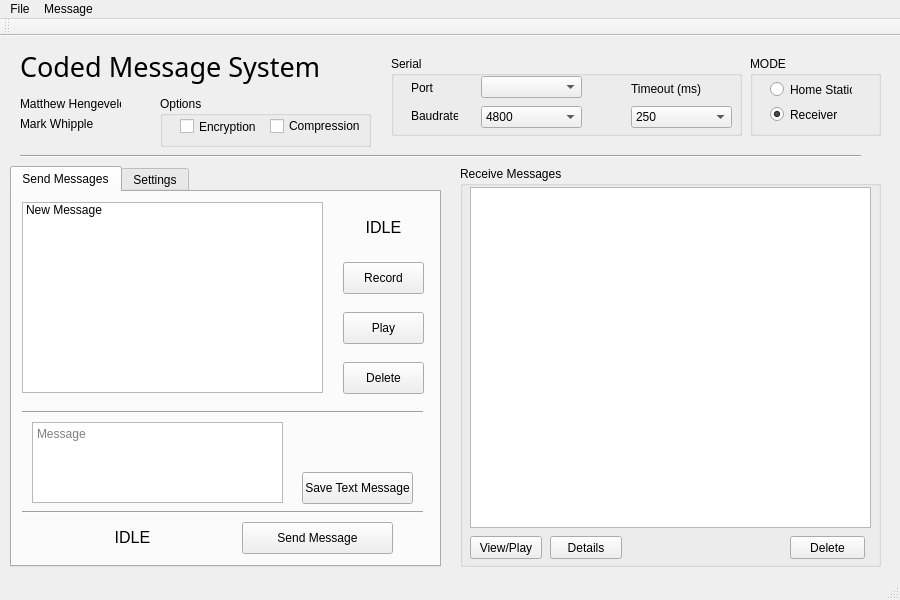
This is mainwindow.ui in Hengy/CMS as Qt 5 draws it before an edit. The edited form follows.
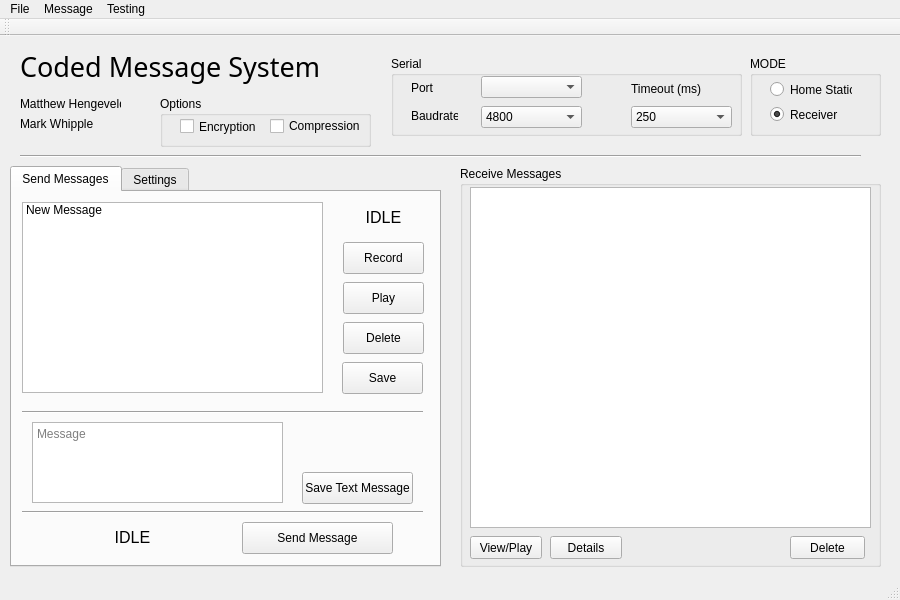
This is the edited form.

Diff of the .ui file:
```diff
--- a/mainwindow.ui
+++ b/mainwindow.ui
@@ -262,7 +262,7 @@
       <property name="geometry">
        <rect>
         <x>331</x>
-        <y>170</y>
+        <y>130</y>
         <width>81</width>
         <height>32</height>
        </rect>
@@ -275,7 +275,7 @@
       <property name="geometry">
        <rect>
         <x>331</x>
-        <y>120</y>
+        <y>90</y>
         <width>81</width>
         <height>32</height>
        </rect>
@@ -288,7 +288,7 @@
       <property name="geometry">
        <rect>
         <x>331</x>
-        <y>70</y>
+        <y>50</y>
         <width>81</width>
         <height>32</height>
        </rect>
@@ -301,7 +301,7 @@
       <property name="geometry">
        <rect>
         <x>321</x>
-        <y>20</y>
+        <y>10</y>
         <width>101</width>
         <height>31</height>
        </rect>
@@ -365,6 +365,19 @@
        <set>Qt::AlignCenter</set>
       </property>
      </widget>
+     <widget class="QPushButton" name="bttnSave">
+      <property name="geometry">
+       <rect>
+        <x>330</x>
+        <y>170</y>
+        <width>81</width>
+        <height>32</height>
+       </rect>
+      </property>
+      <property name="text">
+       <string>Save</string>
+      </property>
+     </widget>
     </widget>
     <widget class="QWidget" name="setTab">
      <attribute name="title">
@@ -801,8 +814,22 @@
     <addaction name="actionMessage_Details"/>
     <addaction name="actionDelete_Message"/>
    </widget>
+   <widget class="QMenu" name="menuTesting">
+    <property name="title">
+     <string>Testing</string>
+    </property>
+    <widget class="QMenu" name="menuTest_RS232">
+     <property name="title">
+      <string>Test RS232</string>
+     </property>
+     <addaction name="actionTest_1"/>
+     <addaction name="actionTest_2"/>
+    </widget>
+    <addaction name="menuTest_RS232"/>
+   </widget>
    <addaction name="menuCMS"/>
    <addaction name="menuMessage"/>
+   <addaction name="menuTesting"/>
   </widget>
   <widget class="QToolBar" name="mainToolBar">
    <attribute name="toolBarArea">
```
Left out of the diff: 16 changed lines with no effect on the pictures.
